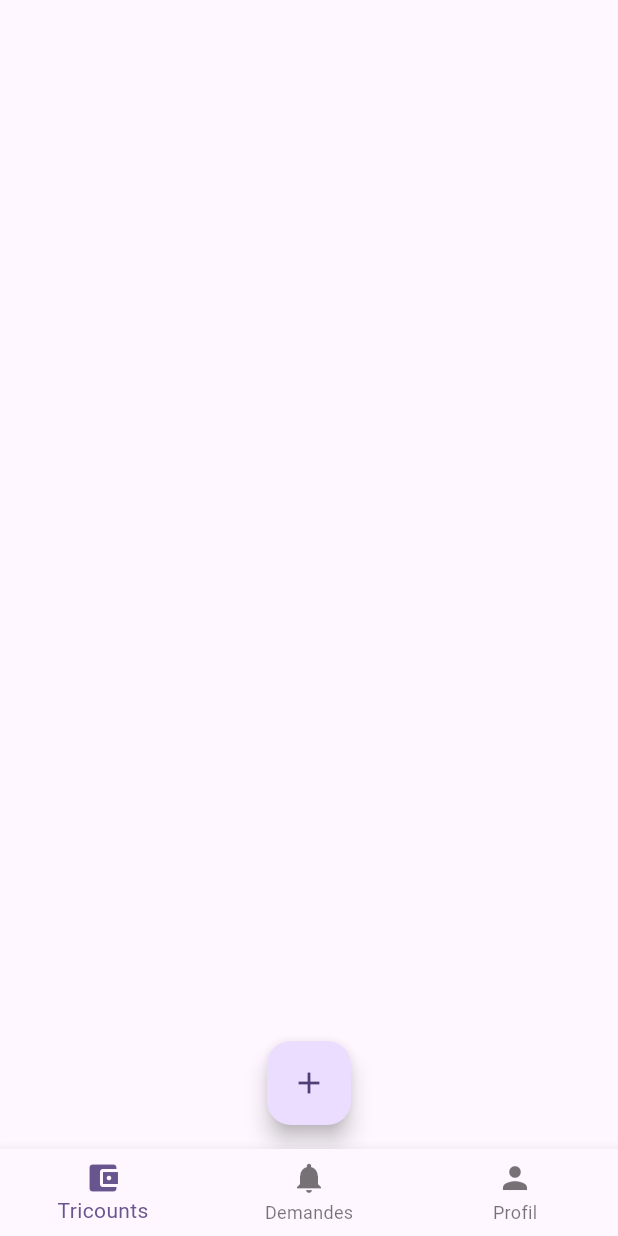
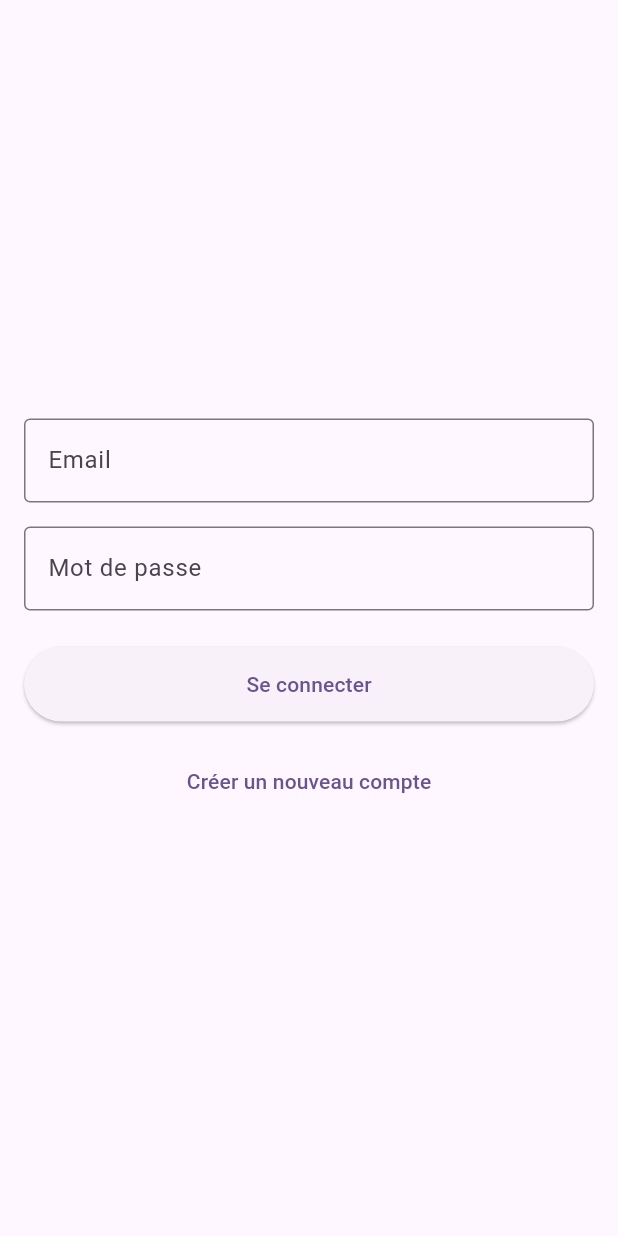
Before and after one commit to NicolasBorlet/Tricount-App, a Flutter app: the screen it shows after launch, on a phone screen of 412 x 824 dp. Run offline on Flutter 3.47's test engine with Material 3 defaults, Android fonts, the phone set to English and light mode, and no system bars; our stand-ins replace cloud_firestore, firebase_auth, firebase_core; accounts and stored records are empty; statements that could not run were skipped.

Commit message:
Refactor dependencies to include firebase_auth package

```diff
--- a/lib/main.dart
+++ b/lib/main.dart
@@ -4,6 +4,8 @@ import 'screens/requests_screen.dart';
 import 'screens/profile_screen.dart';
 import 'package:firebase_core/firebase_core.dart';
 import 'firebase_options.dart';
+import 'package:firebase_auth/firebase_auth.dart';
+import 'screens/auth_screen.dart';
 
 void main() async {
 
@@ -25,7 +27,20 @@ class MyApp extends StatelessWidget {
         colorScheme: ColorScheme.fromSeed(seedColor: Colors.deepPurple),
         useMaterial3: true,
       ),
-      home: const MainScreen(),
+      home: StreamBuilder<User?>(
+        stream: FirebaseAuth.instance.authStateChanges(),
+        builder: (context, snapshot) {
+          if (snapshot.connectionState == ConnectionState.waiting) {
+            return const Center(child: CircularProgressIndicator());
+          }
+
+          if (snapshot.hasData) {
+            return const MainScreen();
+          }
+
+          return const AuthScreen();
+        },
+      ),
     );
   }
 }
--- /dev/null
+++ b/lib/screens/auth_screen.dart
@@ -0,0 +1,142 @@
+import 'package:flutter/material.dart';
+import 'package:firebase_auth/firebase_auth.dart';
+
+class AuthScreen extends StatefulWidget {
+  const AuthScreen({super.key});
+
+  @override
+  State<AuthScreen> createState() => _AuthScreenState();
+}
+
+class _AuthScreenState extends State<AuthScreen> {
+  final _formKey = GlobalKey<FormState>();
+  final _emailController = TextEditingController();
+  final _passwordController = TextEditingController();
+  bool _isLogin = true;
+  bool _isLoading = false;
+
+  Future<void> _submitForm() async {
+    if (!_formKey.currentState!.validate()) return;
+
+    setState(() => _isLoading = true);
+
+    try {
+      if (_isLogin) {
+        await FirebaseAuth.instance.signInWithEmailAndPassword(
+          email: _emailController.text.trim(),
+          password: _passwordController.text,
+        );
+      } else {
+        await FirebaseAuth.instance.createUserWithEmailAndPassword(
+          email: _emailController.text.trim(),
+          password: _passwordController.text,
+        );
+      }
+    } on FirebaseAuthException catch (e) {
+      print('Firebase Error Code: ${e.code}');
+      print('Firebase Error Message: ${e.message}');
+      String message;
+      switch (e.code) {
+        case 'email-already-in-use':
+          message = 'Cet email est déjà utilisé';
+          break;
+        case 'invalid-email':
+          message = 'Email invalide';
+          break;
+        case 'user-not-found':
+          message = 'Aucun utilisateur trouvé avec cet email';
+          break;
+        case 'wrong-password':
+          message = 'Mot de passe incorrect';
+          break;
+        default:
+          message = 'Une erreur est survenue (${e.code})';
+      }
+      ScaffoldMessenger.of(context).showSnackBar(
+        SnackBar(content: Text(message)),
+      );
+    } finally {
+      if (mounted) setState(() => _isLoading = false);
+    }
+  }
+
+  @override
+  Widget build(BuildContext context) {
+    return Scaffold(
+      body: Center(
+        child: SingleChildScrollView(
+          padding: const EdgeInsets.all(16),
+          child: Form(
+            key: _formKey,
+            child: Column(
+              mainAxisAlignment: MainAxisAlignment.center,
+              children: [
+                TextFormField(
+                  controller: _emailController,
+                  decoration: const InputDecoration(
+                    labelText: 'Email',
+                    border: OutlineInputBorder(),
+                  ),
+                  keyboardType: TextInputType.emailAddress,
+                  validator: (value) {
+                    if (value == null || value.isEmpty) {
+                      return 'Veuillez entrer un email';
+                    }
+                    if (!value.contains('@')) {
+                      return 'Veuillez entrer un email valide';
+                    }
+                    return null;
+                  },
+                ),
+                const SizedBox(height: 16),
+                TextFormField(
+                  controller: _passwordController,
+                  decoration: const InputDecoration(
+                    labelText: 'Mot de passe',
+                    border: OutlineInputBorder(),
+                  ),
+                  obscureText: true,
+                  validator: (value) {
+                    if (value == null || value.isEmpty) {
+                      return 'Veuillez entrer un mot de passe';
+                    }
+                    if (value.length < 6) {
+                      return 'Le mot de passe doit contenir au moins 6 caractères';
+                    }
+                    return null;
+                  },
+                ),
+                const SizedBox(height: 24),
+                if (_isLoading)
+                  const CircularProgressIndicator()
+                else
+                  ElevatedButton(
+                    onPressed: _submitForm,
+                    style: ElevatedButton.styleFrom(
+                      minimumSize: const Size.fromHeight(50),
+                    ),
+                    child: Text(_isLogin ? 'Se connecter' : 'Créer un compte'),
+                  ),
+                const SizedBox(height: 16),
+                TextButton(
+                  onPressed: () => setState(() => _isLogin = !_isLogin),
+                  child: Text(_isLogin
+                    ? 'Créer un nouveau compte'
+                    : 'J\'ai déjà un compte'
+                  ),
+                ),
+              ],
+            ),
+          ),
+        ),
+      ),
+    );
+  }
+
+  @override
+  void dispose() {
+    _emailController.dispose();
+    _passwordController.dispose();
+    super.dispose();
+  }
+}
--- a/lib/screens/tricount_detail_screen.dart
+++ b/lib/screens/tricount_detail_screen.dart
@@ -1,5 +1,6 @@
 import 'package:flutter/material.dart';
 import 'package:cloud_firestore/cloud_firestore.dart';
+import 'package:firebase_auth/firebase_auth.dart';
 import '../widgets/expenses_view.dart';
 import '../widgets/balance_view.dart';
 import '../widgets/photos_view.dart';
@@ -92,6 +93,7 @@ class _TricountDetailScreenState extends State<TricountDetailScreen> {
               TextButton(
                 onPressed: () async {
                   if (expenseName?.isNotEmpty ?? false) {
+                    final currentUser = FirebaseAuth.instance.currentUser;
                     await FirebaseFirestore.instance
                         .collection('tricounts')
                         .doc(widget.tricountId)
@@ -99,6 +101,7 @@ class _TricountDetailScreenState extends State<TricountDetailScreen> {
                         .add({
                           'name': expenseName,
                           'paidBy': paidBy,
+                          'userId': currentUser?.uid,
                           'value': value,
                           'createdAt': Timestamp.fromDate(selectedDate),
                         });
--- a/pubspec.yaml
+++ b/pubspec.yaml
@@ -37,6 +37,7 @@ dependencies:
   firebase_core: ^3.9.0
   cloud_firestore: ^5.6.0
   intl: ^0.20.1
+  firebase_auth: ^5.3.4
 
 dev_dependencies:
   flutter_test:
```
Also changed, not shown: lib/services/balance_service.dart (added, +39 -0 lines), lib/widgets/balance_view.dart (+48 -2 lines), pubspec.lock, 3 other files.
